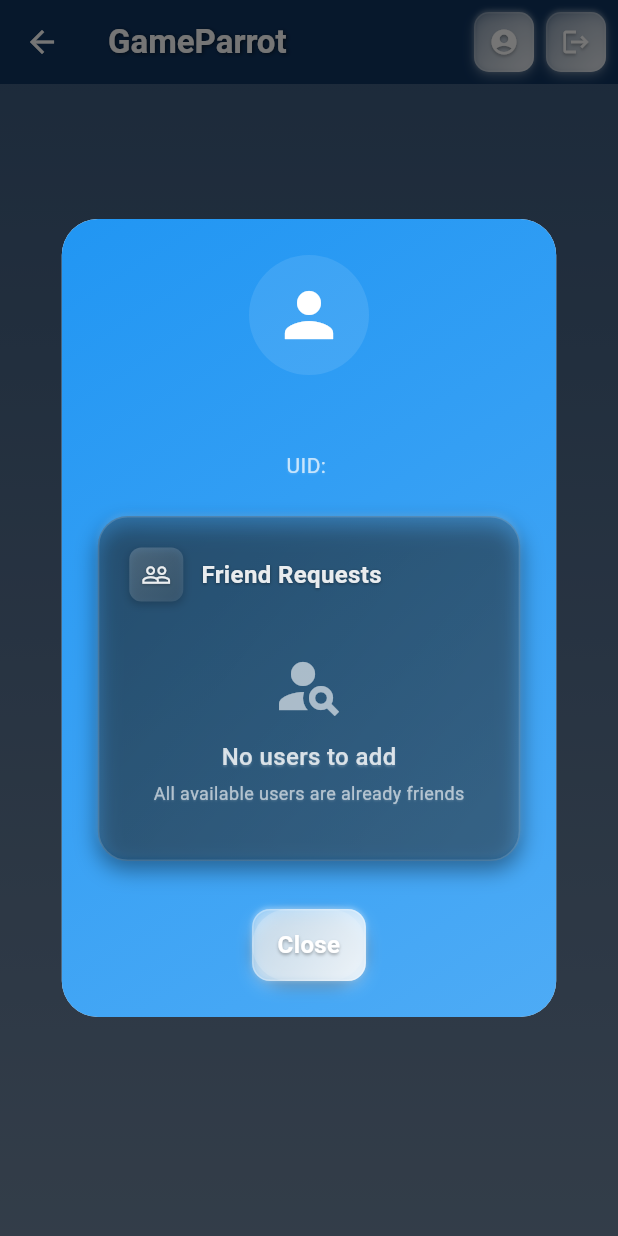
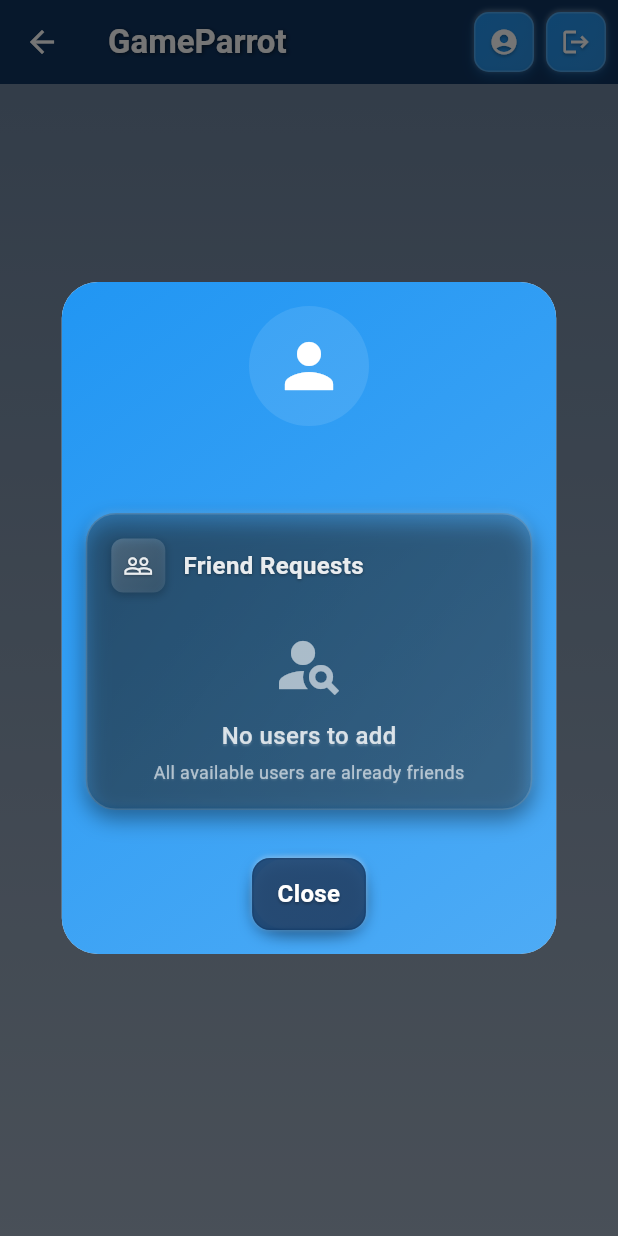
Before and after one commit to benaronow/gameparrot_frontend, a Flutter app: the Home screen opened directly, after a tap on the "account circle" icon, on a phone screen of 412 x 824 dp. Run offline on Flutter 3.47's test engine with Material 3 defaults, Android fonts, the phone set to English and light mode, and no system bars; our stand-ins replace firebase_auth, firebase_core, flutter_dotenv, google_sign_in; accounts and stored records are empty.

Commit message:
small color changes

```diff
--- a/lib/home/account_dialog/account_dialog.dart
+++ b/lib/home/account_dialog/account_dialog.dart
@@ -20,7 +20,7 @@ class AccountDialog extends StatelessWidget {
       shape: RoundedRectangleBorder(borderRadius: BorderRadius.circular(24)),
       elevation: 8,
       child: Container(
-        padding: const EdgeInsets.all(24),
+        padding: const EdgeInsets.all(16),
         width: MediaQuery.of(context).size.width * 0.8,
         decoration: BoxDecoration(
           borderRadius: BorderRadius.circular(24),
@@ -53,17 +53,9 @@ class AccountDialog extends StatelessWidget {
                 fontWeight: FontWeight.w600,
               ),
             ),
-            const SizedBox(height: 8),
-            Text(
-              "UID: ${currentUser?.uid ?? "null"}",
-              style: TextStyle(
-                color: Colors.white.withValues(alpha: 0.7),
-                fontSize: 14,
-              ),
-            ),
-            const SizedBox(height: 24),
+            const SizedBox(height: 16),
             Container(
-              padding: const EdgeInsets.all(20),
+              padding: const EdgeInsets.all(8),
               decoration: BoxDecoration(
                 gradient: LinearGradient(
                   colors: [
@@ -93,7 +85,9 @@ class AccountDialog extends StatelessWidget {
               ),
               child: Column(
                 children: [
-                  Row(
+                  Container(
+                    padding: const EdgeInsets.only(top: 8, left: 8, right: 8),
+                    child: Row(
                       children: [
                         Container(
                           padding: const EdgeInsets.all(8),
@@ -146,6 +140,7 @@ class AccountDialog extends StatelessWidget {
                         ),
                       ],
                     ),
+                  ),
                   const SizedBox(height: 16),
                   const NonFriendsList(),
                 ],
@@ -179,7 +174,7 @@ class AccountDialog extends StatelessWidget {
               child: StyledButton(
                 text: "Close",
                 onPressed: () => Navigator.pop(context),
-                backgroundColor: Colors.white.withValues(alpha: 0.2),
+                backgroundColor: AppColors.darkBlue.withValues(alpha: 0.8),
                 textColor: Colors.white,
                 height: 48,
               ),
--- a/lib/home/account_dialog/friend_request_list_item.dart
+++ b/lib/home/account_dialog/friend_request_list_item.dart
@@ -20,7 +20,7 @@ class FriendRequestListItem extends StatelessWidget {
   @override
   Widget build(BuildContext context) {
     return Container(
-      margin: const EdgeInsets.symmetric(horizontal: 8, vertical: 2),
+      margin: const EdgeInsets.only(bottom: 8),
       decoration: BoxDecoration(
         gradient: LinearGradient(
           colors: [
--- a/lib/home/account_dialog/non_friends_list.dart
+++ b/lib/home/account_dialog/non_friends_list.dart
@@ -50,7 +50,7 @@ class NonFriendsList extends StatelessWidget {
 
     if (nonFriends.isEmpty) {
       return Container(
-        padding: const EdgeInsets.all(16),
+        padding: const EdgeInsets.all(8),
         child: Column(
           children: [
             Icon(
--- a/lib/home/app_bar.dart
+++ b/lib/home/app_bar.dart
@@ -40,7 +40,6 @@ class GameParrotAppBar extends StatelessWidget implements PreferredSizeWidget {
                 padding: const EdgeInsets.only(right: 8),
                 child: StyledIconButton(
                   icon: Icons.account_circle,
-                  backgroundColor: Colors.white.withValues(alpha: 0.1),
                   iconColor: Colors.white,
                   size: 40,
                   onPressed: () => showDialog(
@@ -69,7 +68,6 @@ class GameParrotAppBar extends StatelessWidget implements PreferredSizeWidget {
             Padding(
               padding: const EdgeInsets.only(right: 8),
               child: StyledIconButton(
-                backgroundColor: Colors.white.withValues(alpha: 0.1),
                 icon: Icons.logout,
                 iconColor: Colors.white,
                 size: 40,
--- a/lib/home/user_list/list_item.dart
+++ b/lib/home/user_list/list_item.dart
@@ -17,7 +17,7 @@ class UserListItem extends StatelessWidget {
   @override
   Widget build(BuildContext context) {
     return Container(
-      margin: const EdgeInsets.symmetric(horizontal: 8, vertical: 2),
+      margin: const EdgeInsets.only(bottom: 8),
       decoration: BoxDecoration(
         gradient: isSelected
             ? LinearGradient(
@@ -30,8 +30,8 @@ class UserListItem extends StatelessWidget {
               )
             : LinearGradient(
                 colors: [
+                  AppColors.darkBlue.withValues(alpha: 0.8),
                   AppColors.darkBlue.withValues(alpha: 0.6),
-                  AppColors.darkBlue.withValues(alpha: 0.4),
                 ],
                 begin: Alignment.topLeft,
                 end: Alignment.bottomRight,
--- a/lib/home/user_list/user_list.dart
+++ b/lib/home/user_list/user_list.dart
@@ -12,12 +12,12 @@ class UserList extends StatelessWidget {
     final usersProvider = Provider.of<UsersProvider>(context);
 
     return Container(
-      padding: const EdgeInsets.symmetric(vertical: 8),
+      padding: const EdgeInsets.only(top: 8, left: 8, right: 8),
       decoration: BoxDecoration(
         gradient: LinearGradient(
           colors: [
-            AppColors.darkBlue.withValues(alpha: 0.8),
             AppColors.darkBlue.withValues(alpha: 0.6),
+            AppColors.darkBlue.withValues(alpha: 0.4),
           ],
           begin: Alignment.topCenter,
           end: Alignment.bottomCenter,
```
Lines whose indentation alone changed are shown as unchanged.
